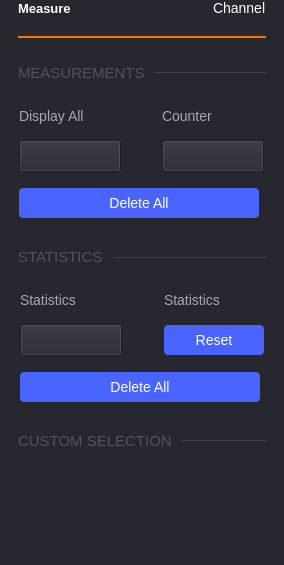
This is ui/measure_settings.ui in analogdevicesinc/scopy as Qt 5 draws it before an edit. The edited form follows.
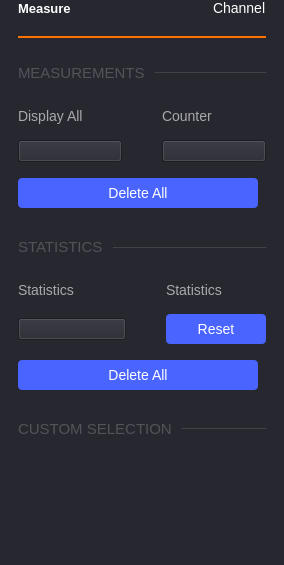
This is the edited form. Icons and pictures are not drawn. Custom widgets are drawn as their Qt base class.

Commit message: Measure Settings: Make ON/OFF buttons animated

What changed in the file:
```diff
--- a/ui/measure_settings.ui
+++ b/ui/measure_settings.ui
@@ -251,66 +251,14 @@
         </widget>
        </item>
        <item row="1" column="1">
-        <widget class="QPushButton" name="button_Counter">
-         <property name="styleSheet">
-          <string notr="true">QPushButton {
-  min-height: 30px;
-  max-height: 30px;
-  min-width: 100px;
-  max-width: 100px;
-}
-
-QPushButton:checked {
-  border-image: url(:/icons/switch_on.png);
-}
-QPushButton:!checked {
-  border-image: url(:/icons/switch_off.png);
-}
-
-QPushButton:checked:disabled {
-  border-image: url(:/icons/switch_on_disabled.png);
-}
-QPushButton:!checked:disabled {
-  border-image: url(:/icons/switch_off_disabled.png);
-}
-</string>
-         </property>
-         <property name="text">
-          <string/>
-         </property>
+        <widget class="adiscope::CustomSwitch" name="button_Counter">
          <property name="checkable">
           <bool>true</bool>
          </property>
         </widget>
        </item>
        <item row="1" column="0">
-        <widget class="QPushButton" name="button_measDisplayAll">
-         <property name="styleSheet">
-          <string notr="true">QPushButton {
-  min-height: 30px;
-  max-height: 30px;
-  min-width: 100px;
-  max-width: 100px;
-}
-
-QPushButton:checked {
-  border-image: url(:/icons/switch_on.png);
-}
-QPushButton:!checked {
-  border-image: url(:/icons/switch_off.png);
-}
-
-QPushButton:checked:disabled {
-  border-image: url(:/icons/switch_on_disabled.png);
-}
-QPushButton:!checked:disabled {
-  border-image: url(:/icons/switch_off_disabled.png);
-}
-</string>
-         </property>
-         <property name="text">
-          <string/>
-         </property>
+        <widget class="adiscope::CustomSwitch" name="button_measDisplayAll">
          <property name="checkable">
           <bool>true</bool>
          </property>
@@ -445,33 +393,7 @@
         </widget>
        </item>
        <item row="1" column="0">
-        <widget class="QPushButton" name="button_StatisticsEn">
-         <property name="styleSheet">
-          <string notr="true">QPushButton {
-  min-height: 30px;
-  max-height: 30px;
-  min-width: 100px;
-  max-width: 100px;
-}
-
-QPushButton:checked {
-  border-image: url(:/icons/switch_on.png);
-}
-QPushButton:!checked {
-  border-image: url(:/icons/switch_off.png);
-}
-
-QPushButton:checked:disabled {
-  border-image: url(:/icons/switch_on_disabled.png);
-}
-QPushButton:!checked:disabled {
-  border-image: url(:/icons/switch_off_disabled.png);
-}
-</string>
-         </property>
-         <property name="text">
-          <string/>
-         </property>
+        <widget class="adiscope::CustomSwitch" name="button_StatisticsEn">
          <property name="checkable">
           <bool>true</bool>
          </property>
@@ -656,6 +578,13 @@
    </item>
   </layout>
  </widget>
+ <customwidgets>
+  <customwidget>
+   <class>adiscope::CustomSwitch</class>
+   <extends>QPushButton</extends>
+   <header>customSwitch.hpp</header>
+  </customwidget>
+ </customwidgets>
  <resources/>
  <connections/>
 </ui>
```
